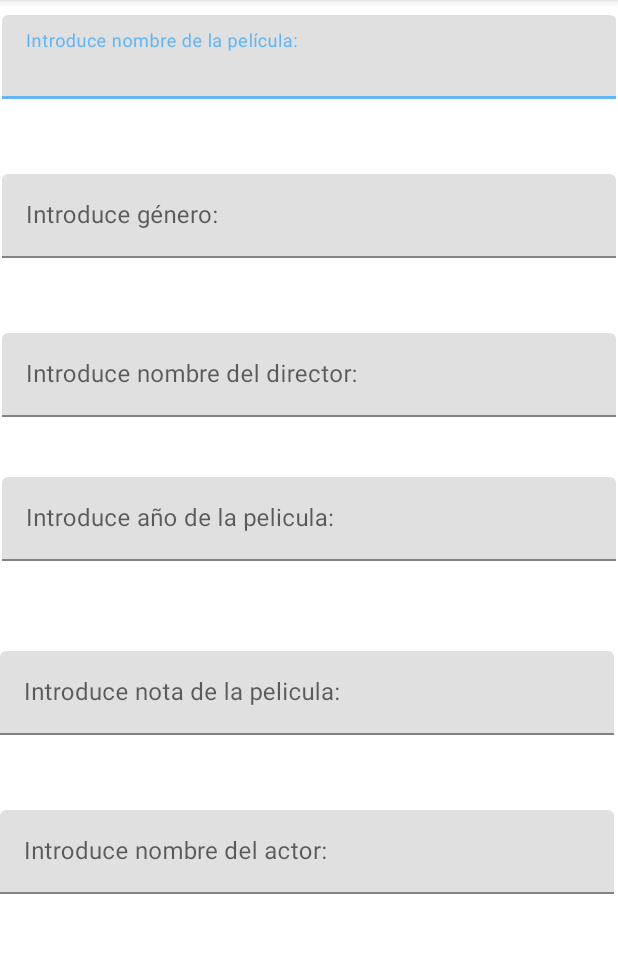
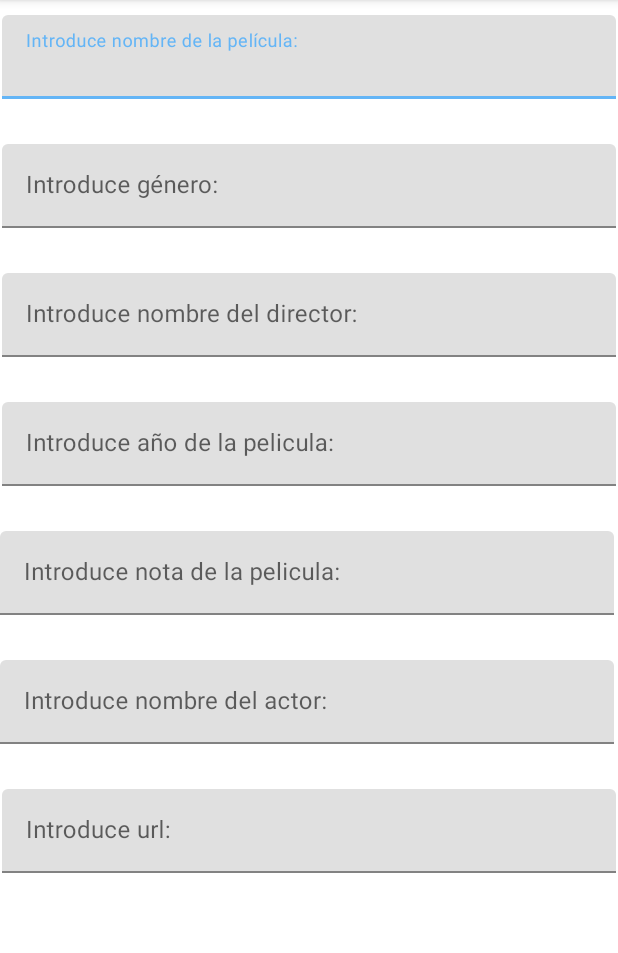
Before and after one commit to nachoregueiro/RegueiroRodriguezIgnacioProyectoPMDM, an Android app: the Formulario_Pelicula screen opened directly, with no data from a screen before it, on a phone screen of 412 x 824 dp, the part 84-1037 px from its top. Run offline under Robolectric (Android 15) with nearby library versions, the phone set to English and light mode, and no system bars.

Commit message:
Borra,añade medio edita y nada de comprobar.

```diff
--- a/app/src/main/java/Dao/PeliculasDaoMock.kt
+++ b/app/src/main/java/Dao/PeliculasDaoMock.kt
@@ -8,7 +8,7 @@ class PeliculasDaoMock : PeliculasDao {
     override fun getTodos(): ArrayList<Pelicula> {
         val lista = ArrayList<Pelicula>()
         lista.addAll(
-            listOf(
+            mutableListOf(
                 Pelicula(
                     "Interstellar",
                     "Cristopher Nolan",
--- a/app/src/main/java/es/regueirorodriguezignacioproyectopmdm/Formulario_Pelicula.kt
+++ b/app/src/main/java/es/regueirorodriguezignacioproyectopmdm/Formulario_Pelicula.kt
@@ -21,6 +21,8 @@ class Formulario_Pelicula : AppCompatActivity() {
     private lateinit var tveNota:TextInputEditText
     private lateinit var tveUrl:TextInputEditText
 
+    private lateinit var pelicula1: Pelicula
+
     override fun onCreate(savedInstanceState: Bundle?) {
         super.onCreate(savedInstanceState)
         setContentView(R.layout.activity_formulario_pelicula)
@@ -31,7 +33,7 @@ class Formulario_Pelicula : AppCompatActivity() {
         tvDirector=findViewById<TextInputEditText>(R.id.tveDirector)
         tveAño=findViewById<TextInputEditText>(R.id.tveAño)
         tveNota=findViewById<TextInputEditText>(R.id.tveNota)
-        tveUrl=findViewById<TextInputEditText>(R.id.tveNota)
+        tveUrl=findViewById<TextInputEditText>(R.id.tveUrl)
 
     }
 
@@ -46,9 +48,9 @@ class Formulario_Pelicula : AppCompatActivity() {
                 val titulo = tveTitulo.text.toString()
                 val actor = tveGenero.text.toString()
                 val director = tvDirector.text.toString()
-                val nota = tveNota.toString()
+                val nota = tveNota.text.toString()
                 //el problema era de imagen Como una imagen aqui que no está por defecto es decir la ruta?
-                val url ="https://th.bing.com/th/id/R.bc95fe0c2834ee72d60e07fbfe360035?rik=pcp34PuCdaZwRg&pid=ImgRaw&r=0"
+                val url = tveUrl.text.toString()
                 peliculas.add(Pelicula(titulo, director, actor, nota, url))
                 Toast.makeText(this, "Pelicula añadida correctamente", Toast.LENGTH_SHORT).show()
                 finish()
@@ -67,6 +69,14 @@ class Formulario_Pelicula : AppCompatActivity() {
                 tveAño.isEnabled=true
                 tveNota.isEnabled=true
                 tveUrl.isEnabled=true
+
+                pelicula1 = intent.extras?.get("Pelicula") as Pelicula
+
+                tveTitulo.setText(pelicula1.titulo)
+               tveNota.setText(pelicula1.nota)
+                tvDirector.setText(pelicula1.director)
+                tveUrl.setText(pelicula1.url)
+
                 return true
             }
 
--- a/app/src/main/java/es/regueirorodriguezignacioproyectopmdm/ListaPeliculasActivity.kt
+++ b/app/src/main/java/es/regueirorodriguezignacioproyectopmdm/ListaPeliculasActivity.kt
@@ -23,8 +23,8 @@ class ListaPeliculasActivity : AppCompatActivity() {
 
         val layoutManager=GridLayoutManager(this,2)
         adapter = PeliculasListaAdapter(peliculas,this)
+        binding.rvPeliculasList.adapter =adapter
 
-        binding.rvPeliculasList.adapter =adapter
         binding.rvPeliculasList.layoutManager =layoutManager
 
         setTitle("Lista de peliculas")
@@ -39,6 +39,7 @@ class ListaPeliculasActivity : AppCompatActivity() {
 
     override fun onResume() {
         super.onResume()
+        val size = peliculas.size
         adapter!!.notifyDataSetChanged()
     }
 
--- a/app/src/main/res/layout/activity_formulario_pelicula.xml
+++ b/app/src/main/res/layout/activity_formulario_pelicula.xml
@@ -27,7 +27,7 @@
         android:id="@+id/tiGénero"
         android:layout_width="409dp"
         android:layout_height="wrap_content"
-        android:layout_marginTop="50dp"
+        android:layout_marginTop="30dp"
         app:layout_constraintEnd_toEndOf="parent"
         app:layout_constraintStart_toStartOf="parent"
         app:layout_constraintTop_toBottomOf="@+id/tiPelicula">
@@ -43,7 +43,7 @@
         android:id="@+id/tiDirector"
         android:layout_width="409dp"
         android:layout_height="wrap_content"
-        android:layout_marginTop="50dp"
+        android:layout_marginTop="30dp"
         app:layout_constraintEnd_toEndOf="parent"
         app:layout_constraintStart_toStartOf="parent"
         app:layout_constraintTop_toBottomOf="@+id/tiGénero">
@@ -62,7 +62,7 @@
         android:id="@+id/tiAño"
         android:layout_width="409dp"
         android:layout_height="wrap_content"
-        android:layout_marginTop="40dp"
+        android:layout_marginTop="30dp"
         android:hint="Introduce año de la pelicula:"
         app:layout_constraintEnd_toEndOf="parent"
         app:layout_constraintStart_toStartOf="parent"
@@ -78,7 +78,7 @@
         android:id="@+id/tiNota"
         android:layout_width="409dp"
         android:layout_height="wrap_content"
-        android:layout_marginTop="60dp"
+        android:layout_marginTop="30dp"
         android:hint="Introduce nota de la pelicula:"
         app:layout_constraintStart_toStartOf="parent"
         app:layout_constraintTop_toBottomOf="@+id/tiAño">
@@ -93,7 +93,7 @@
         android:id="@+id/tiActor"
         android:layout_width="409dp"
         android:layout_height="wrap_content"
-        android:layout_marginTop="50dp"
+        android:layout_marginTop="30dp"
         android:hint="Introduce nombre del actor:"
         app:layout_constraintEnd_toEndOf="parent"
         app:layout_constraintHorizontal_bias="0.0"
@@ -106,5 +106,21 @@
             android:layout_height="wrap_content" />
     </com.google.android.material.textfield.TextInputLayout>
 
+    <com.google.android.material.textfield.TextInputLayout
+        android:id="@+id/tiUrl"
+        android:layout_width="409dp"
+        android:layout_height="wrap_content"
+        android:layout_marginTop="30dp"
+        app:layout_constraintEnd_toEndOf="parent"
+        app:layout_constraintStart_toStartOf="parent"
+        app:layout_constraintTop_toBottomOf="@+id/tiActor">
+
+        <com.google.android.material.textfield.TextInputEditText
+            android:id="@+id/tveUrl"
+            android:layout_width="match_parent"
+            android:layout_height="wrap_content"
+            android:hint="Introduce url:" />
+    </com.google.android.material.textfield.TextInputLayout>
+
 
 </androidx.constraintlayout.widget.ConstraintLayout>
--- a/app/src/main/res/menu/menu_borrar.xml
+++ b/app/src/main/res/menu/menu_borrar.xml
@@ -2,11 +2,6 @@
 <menu xmlns:android="http://schemas.android.com/apk/res/android"
     xmlns:app="http://schemas.android.com/apk/res-auto">
 
-    <item android:id="@+id/llamar"
-        android:orderInCategory="100"
-        app:showAsAction="always"
-        android:icon="@drawable/telefono"
-        android:title="telefono"/>
 
     <item
         android:id="@+id/editar"
```
Also changed, not shown: app/src/main/java/es/regueirorodriguezignacioproyectopmdm/Detalle_Pelicula_Activity.kt (+14 -10 lines), app/src/main/java/es/regueirorodriguezignacioproyectopmdm/MainActivity.kt (+2 -31 lines), app/src/main/java/es/regueirorodriguezignacioproyectopmdm/RegistroActivity.kt (+2 -9 lines), app/src/main/res/drawable/ic_baseline_phone_24.xml (added, +10 -0 lines), app/src/main/res/layout/activity_detalle_pelicula.xml (+10 -0 lines).
